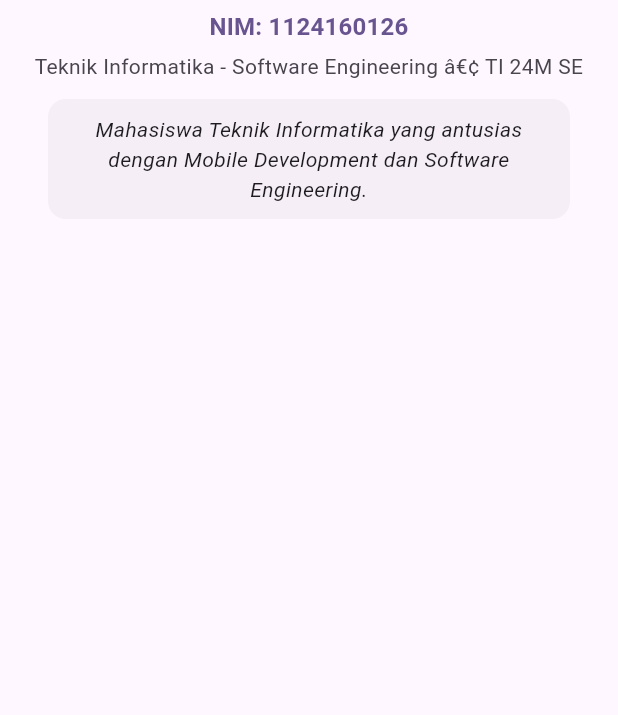
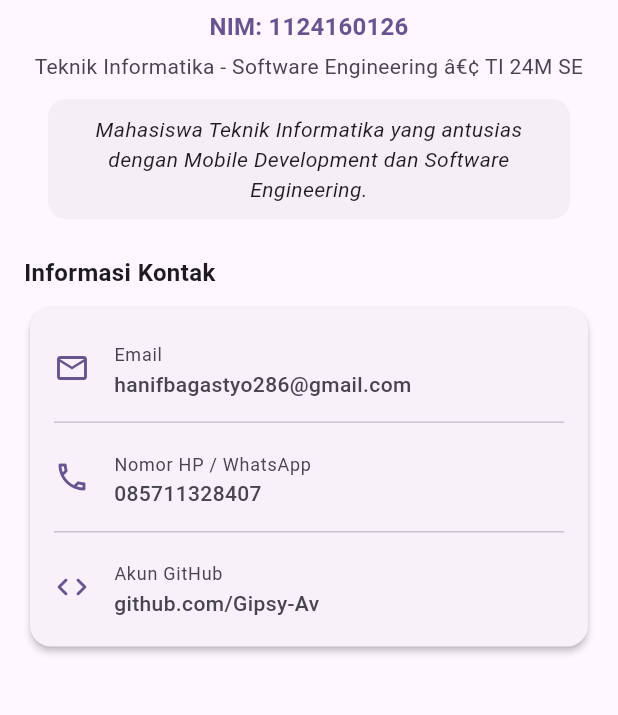
Before and after one commit to Gipsy-Av/uts-pml-1124160126, a Flutter app: the ProfilePage screen opened directly, on a phone screen of 412 x 824 dp, the part 345-1060 px from its top. Run offline on Flutter 3.47's test engine with Material 3 defaults, Android fonts, the phone set to English and light mode, and no system bars.

Commit message:
Hari 1-9: tampilkan Card Kontak berisi email, nomor HP, dan akun GitHub menggunakan InfoTile

```diff
--- a/soal2_profil_app/lib/screens/profile_page.dart
+++ b/soal2_profil_app/lib/screens/profile_page.dart
@@ -1,5 +1,6 @@
 import 'package:flutter/material.dart';
 import '../models/profile.dart';
+import '../widgets/info_tile.dart';
 
 class ProfilePage extends StatefulWidget {
   const ProfilePage({super.key});
@@ -74,7 +75,48 @@ class _ProfilePageState extends State<ProfilePage> {
                   textAlign: TextAlign.center,
                 ),
               ),
-              const SizedBox(height: 20),
+              const SizedBox(height: 24),
+              const Align(
+                alignment: Alignment.centerLeft,
+                child: Text(
+                  'Informasi Kontak',
+                  style: TextStyle(
+                    fontSize: 16,
+                    fontWeight: FontWeight.bold,
+                  ),
+                ),
+              ),
+              const SizedBox(height: 8),
+              Card(
+                elevation: 2,
+                shape: RoundedRectangleBorder(
+                  borderRadius: BorderRadius.circular(14),
+                ),
+                child: Padding(
+                  padding: const EdgeInsets.symmetric(vertical: 4.0),
+                  child: Column(
+                    children: [
+                      InfoTile(
+                        icon: Icons.email_outlined,
+                        label: 'Email',
+                        value: _profile.email,
+                      ),
+                      const Divider(height: 1, indent: 16, endIndent: 16),
+                      InfoTile(
+                        icon: Icons.phone_outlined,
+                        label: 'Nomor HP / WhatsApp',
+                        value: _profile.hp,
+                      ),
+                      const Divider(height: 1, indent: 16, endIndent: 16),
+                      InfoTile(
+                        icon: Icons.code_rounded,
+                        label: 'Akun GitHub',
+                        value: _profile.github,
+                      ),
+                    ],
+                  ),
+                ),
+              ),
             ],
           ),
         ),
```
